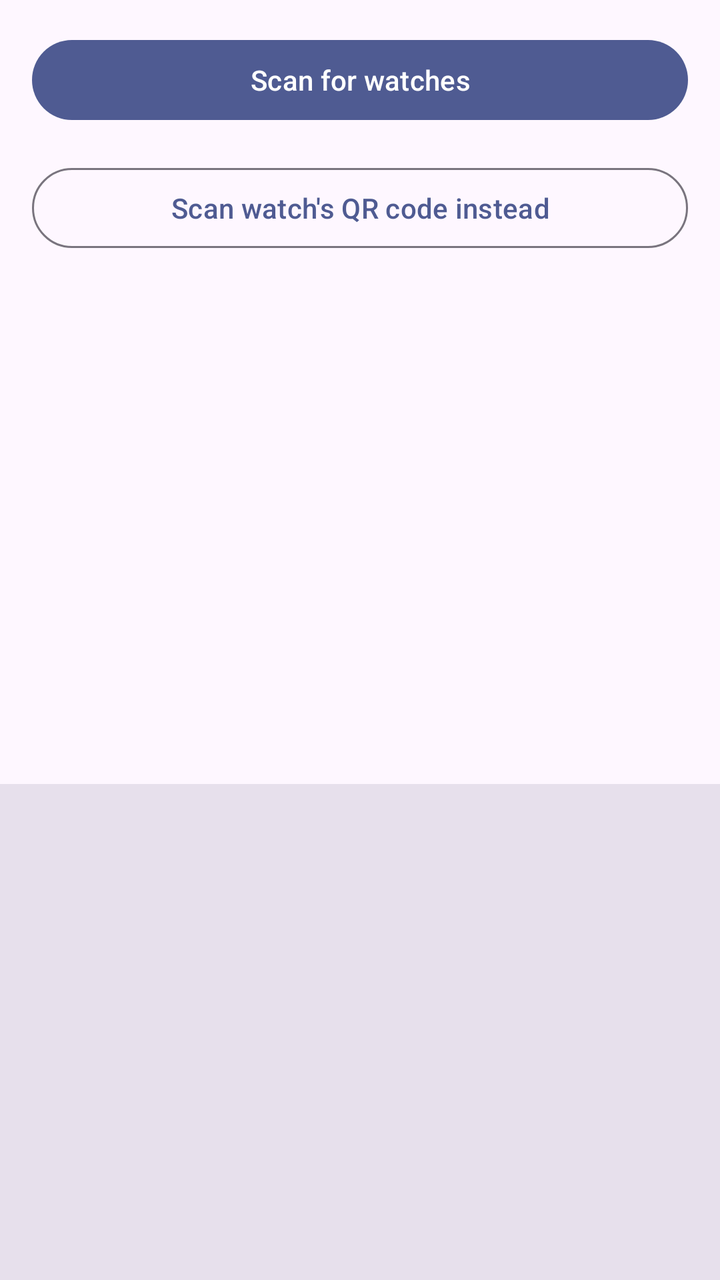
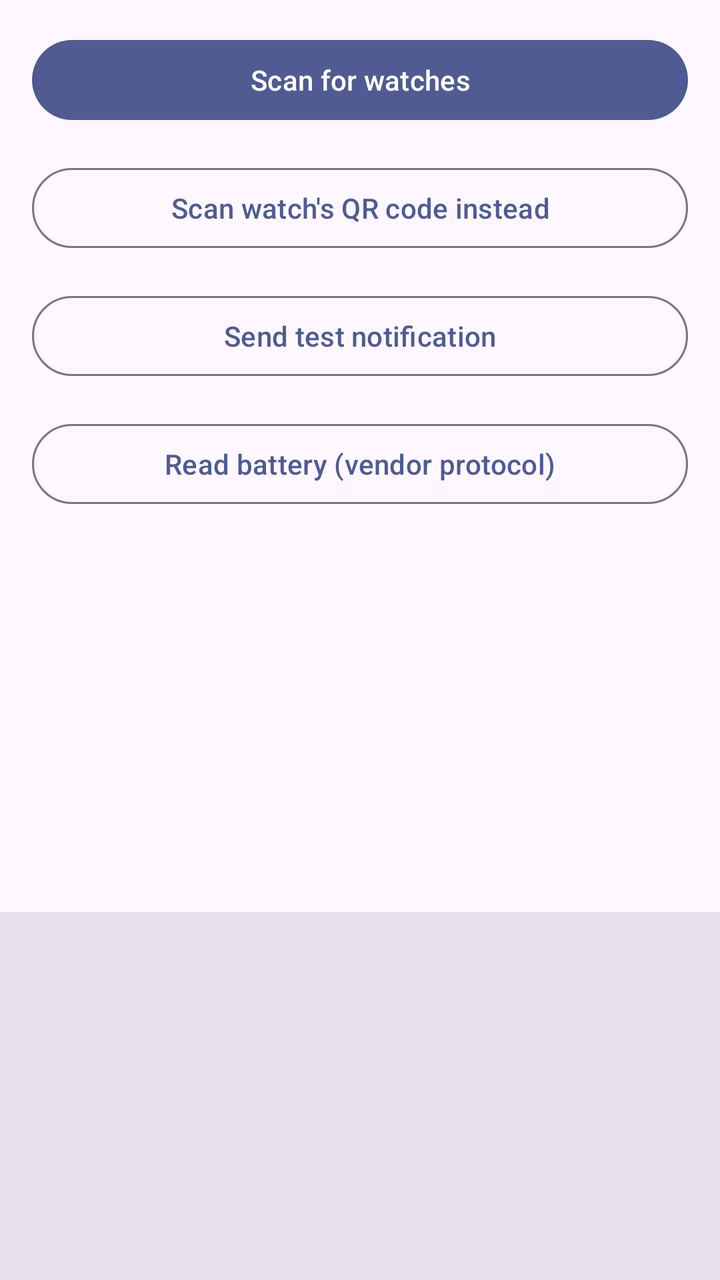

An Android layout rendered at two revisions. The XML below is the earlier revision; the diff shows what the commit changed to produce the second picture.
<!-- AndroidManifest.xml: application theme Theme.Reminders -->
<!-- res/layout/activity_watch_sync.xml -->
<?xml version="1.0" encoding="utf-8"?>
<LinearLayout xmlns:android="http://schemas.android.com/apk/res/android"
    android:layout_width="match_parent"
    android:layout_height="match_parent"
    android:orientation="vertical">

    <Button
        android:id="@+id/button_scan"
        android:layout_width="match_parent"
        android:layout_height="wrap_content"
        android:layout_marginStart="16dp"
        android:layout_marginTop="16dp"
        android:layout_marginEnd="16dp"
        android:text="@string/watch_sync_start_scan" />

    <Button
        android:id="@+id/button_scan_qr"
        style="@style/Widget.Material3.Button.OutlinedButton"
        android:layout_width="match_parent"
        android:layout_height="wrap_content"
        android:layout_margin="16dp"
        android:text="@string/watch_sync_scan_qr" />

    <androidx.recyclerview.widget.RecyclerView
        android:id="@+id/recycler"
        android:layout_width="match_parent"
        android:layout_height="0dp"
        android:layout_weight="1" />

    <ScrollView
        android:id="@+id/log_scroll"
        android:layout_width="match_parent"
        android:layout_height="0dp"
        android:layout_weight="1"
        android:background="?attr/colorSurfaceVariant"
        android:padding="12dp">

        <TextView
            android:id="@+id/log_view"
            android:layout_width="match_parent"
            android:layout_height="wrap_content"
            android:fontFamily="monospace"
            android:textIsSelectable="true"
            android:textAppearance="?attr/textAppearanceBodySmall" />
    </ScrollView>
</LinearLayout>
<!-- resources referenced by this layout -->
<resources>
  <string name="watch_sync_scan_qr">Scan watch\'s QR code instead</string>
  <string name="watch_sync_start_scan">Scan for watches</string>
  <style name="Theme.Reminders" parent="Theme.Material3.DayNight">
          <item name="colorPrimary">@color/primary</item>
      </style>
  <color name="primary">#4F5B92</color>
</resources>

<!-- the commit's change to res/layout/activity_watch_sync.xml (unified diff, before → after) -->
@@ -20,6 +20,26 @@
         android:layout_height="wrap_content"
         android:layout_margin="16dp"
         android:text="@string/watch_sync_scan_qr" />
+
+    <Button
+        android:id="@+id/button_send_notification"
+        style="@style/Widget.Material3.Button.OutlinedButton"
+        android:layout_width="match_parent"
+        android:layout_height="wrap_content"
+        android:layout_marginStart="16dp"
+        android:layout_marginEnd="16dp"
+        android:layout_marginBottom="16dp"
+        android:text="@string/watch_sync_send_test_notification" />
+
+    <Button
+        android:id="@+id/button_read_battery"
+        style="@style/Widget.Material3.Button.OutlinedButton"
+        android:layout_width="match_parent"
+        android:layout_height="wrap_content"
+        android:layout_marginStart="16dp"
+        android:layout_marginEnd="16dp"
+        android:layout_marginBottom="16dp"
+        android:text="@string/watch_sync_read_battery" />
 
     <androidx.recyclerview.widget.RecyclerView
         android:id="@+id/recycler"
<!-- resource entries referenced after the edit -->
@@ -1,6 +1,8 @@
 <!-- resources referenced by this layout -->
 <resources>
+  <string name="watch_sync_read_battery">Read battery (vendor protocol)</string>
   <string name="watch_sync_scan_qr">Scan watch\'s QR code instead</string>
+  <string name="watch_sync_send_test_notification">Send test notification</string>
   <string name="watch_sync_start_scan">Scan for watches</string>
   <style name="Theme.Reminders" parent="Theme.Material3.DayNight">
           <item name="colorPrimary">@color/primary</item>
